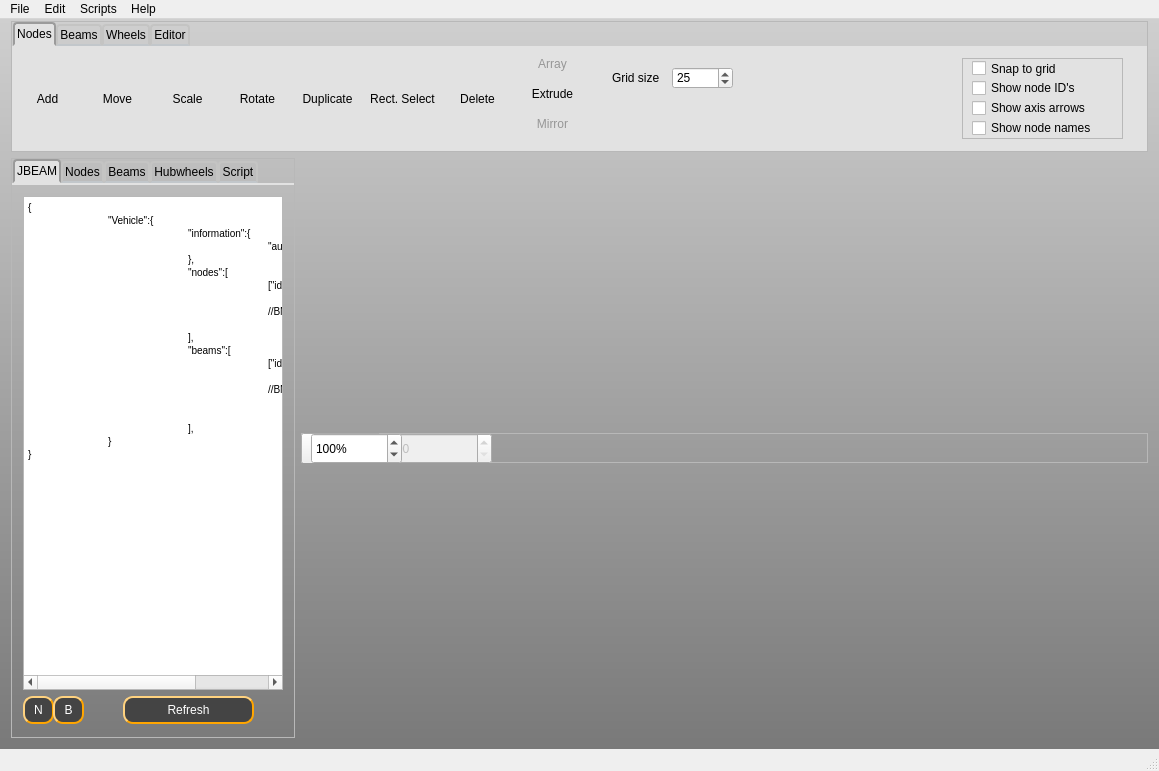
Before: the Qt Designer form source/mainwindow.ui in RORMasa/NodeBeamEditor, drawn with Qt 5.
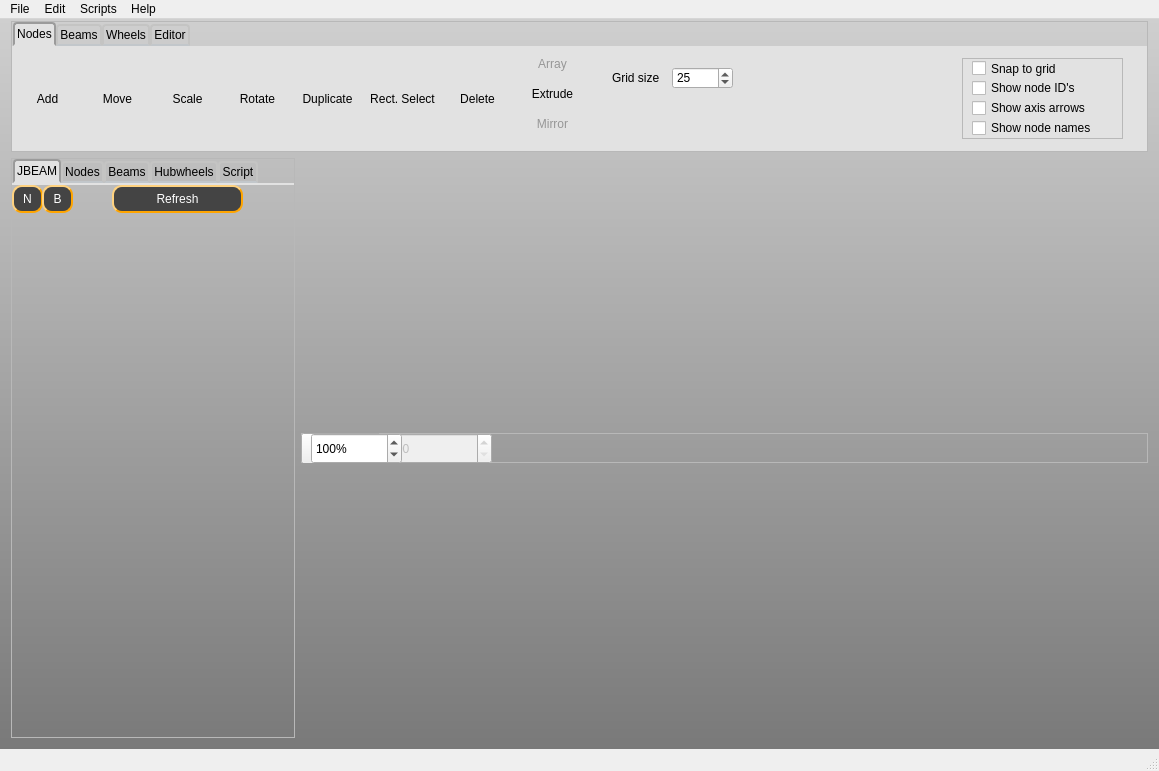
After: the same form once the commit is applied. Icons and pictures are not drawn.

Commit message:
JBEAM textbox and parsing error with linenumbers
Added linenumbers to JBEAM textbox. Parse error tells at which line the
error occured.

Added application icon.

What changed in the file:
```diff
--- a/source/mainwindow.ui
+++ b/source/mainwindow.ui
@@ -1554,42 +1554,18 @@
              <string>JBEAM</string>
             </attribute>
             <layout class="QVBoxLayout" name="verticalLayout_9">
-             <item>
-              <widget class="QTextEdit" name="textEdit_JBEAM">
-               <property name="horizontalScrollBarPolicy">
-                <enum>Qt::ScrollBarAlwaysOn</enum>
-               </property>
-               <property name="lineWrapMode">
-                <enum>QTextEdit::NoWrap</enum>
-               </property>
-               <property name="html">
-                <string>&lt;!DOCTYPE HTML PUBLIC &quot;-//W3C//DTD HTML 4.0//EN&quot; &quot;http://www.w3.org/TR/REC-html40/strict.dtd&quot;&gt;
-&lt;html&gt;&lt;head&gt;&lt;meta name=&quot;qrichtext&quot; content=&quot;1&quot; /&gt;&lt;style type=&quot;text/css&quot;&gt;
-p, li { white-space: pre-wrap; }
-&lt;/style&gt;&lt;/head&gt;&lt;body style=&quot; font-family:'MS Shell Dlg 2'; font-size:7.8pt; font-weight:400; font-style:normal;&quot;&gt;
-&lt;p style=&quot; margin-top:0px; margin-bottom:0px; margin-left:0px; margin-right:0px; -qt-block-indent:0; text-indent:0px;&quot;&gt;{&lt;/p&gt;
-&lt;p style=&quot; margin-top:0px; margin-bottom:0px; margin-left:0px; margin-right:0px; -qt-block-indent:0; text-indent:0px;&quot;&gt;	&amp;quot;Vehicle&amp;quot;:{&lt;/p&gt;
-&lt;p style=&quot; margin-top:0px; margin-bottom:0px; margin-left:0px; margin-right:0px; -qt-block-indent:0; text-indent:0px;&quot;&gt;		&amp;quot;information&amp;quot;:{&lt;/p&gt;
-&lt;p style=&quot; margin-top:0px; margin-bottom:0px; margin-left:0px; margin-right:0px; -qt-block-indent:0; text-indent:0px;&quot;&gt;			&amp;quot;authors&amp;quot;:&amp;quot;Your name&amp;quot;      &lt;/p&gt;
-&lt;p style=&quot; margin-top:0px; margin-bottom:0px; margin-left:0px; margin-right:0px; -qt-block-indent:0; text-indent:0px;&quot;&gt;		},&lt;/p&gt;
-&lt;p style=&quot; margin-top:0px; margin-bottom:0px; margin-left:0px; margin-right:0px; -qt-block-indent:0; text-indent:0px;&quot;&gt;		&amp;quot;nodes&amp;quot;:[&lt;/p&gt;
-&lt;p style=&quot; margin-top:0px; margin-bottom:0px; margin-left:0px; margin-right:0px; -qt-block-indent:0; text-indent:0px;&quot;&gt;			[&amp;quot;id&amp;quot;, &amp;quot;posX&amp;quot;, &amp;quot;posY&amp;quot;, &amp;quot;posZ&amp;quot;],&lt;/p&gt;
-&lt;p style=&quot;-qt-paragraph-type:empty; margin-top:0px; margin-bottom:0px; margin-left:0px; margin-right:0px; -qt-block-indent:0; text-indent:0px;&quot;&gt;&lt;br /&gt;&lt;/p&gt;
-&lt;p style=&quot; margin-top:0px; margin-bottom:0px; margin-left:0px; margin-right:0px; -qt-block-indent:0; text-indent:0px;&quot;&gt;			//BNEnodes&lt;/p&gt;
-&lt;p style=&quot;-qt-paragraph-type:empty; margin-top:0px; margin-bottom:0px; margin-left:0px; margin-right:0px; -qt-block-indent:0; text-indent:0px;&quot;&gt;&lt;br /&gt;&lt;/p&gt;
-&lt;p style=&quot; margin-top:0px; margin-bottom:0px; margin-left:0px; margin-right:0px; -qt-block-indent:0; text-indent:0px;&quot;&gt;		],&lt;/p&gt;
-&lt;p style=&quot; margin-top:0px; margin-bottom:0px; margin-left:0px; margin-right:0px; -qt-block-indent:0; text-indent:0px;&quot;&gt;		&amp;quot;beams&amp;quot;:[&lt;/p&gt;
-&lt;p style=&quot; margin-top:0px; margin-bottom:0px; margin-left:0px; margin-right:0px; -qt-block-indent:0; text-indent:0px;&quot;&gt;			[&amp;quot;id1:&amp;quot;, &amp;quot;id2:&amp;quot;],&lt;/p&gt;
-&lt;p style=&quot;-qt-paragraph-type:empty; margin-top:0px; margin-bottom:0px; margin-left:0px; margin-right:0px; -qt-block-indent:0; text-indent:0px;&quot;&gt;&lt;br /&gt;&lt;/p&gt;
-&lt;p style=&quot; margin-top:0px; margin-bottom:0px; margin-left:0px; margin-right:0px; -qt-block-indent:0; text-indent:0px;&quot;&gt;			//BNEbeams&lt;/p&gt;
-&lt;p style=&quot;-qt-paragraph-type:empty; margin-top:0px; margin-bottom:0px; margin-left:0px; margin-right:0px; -qt-block-indent:0; text-indent:0px;&quot;&gt;&lt;br /&gt;&lt;/p&gt;
-&lt;p style=&quot;-qt-paragraph-type:empty; margin-top:0px; margin-bottom:0px; margin-left:0px; margin-right:0px; -qt-block-indent:0; text-indent:0px;&quot;&gt;&lt;br /&gt;&lt;/p&gt;
-&lt;p style=&quot; margin-top:0px; margin-bottom:0px; margin-left:0px; margin-right:0px; -qt-block-indent:0; text-indent:0px;&quot;&gt;		],&lt;/p&gt;
-&lt;p style=&quot; margin-top:0px; margin-bottom:0px; margin-left:0px; margin-right:0px; -qt-block-indent:0; text-indent:0px;&quot;&gt;	}&lt;/p&gt;
-&lt;p style=&quot; margin-top:0px; margin-bottom:0px; margin-left:0px; margin-right:0px; -qt-block-indent:0; text-indent:0px;&quot;&gt;}&lt;/p&gt;&lt;/body&gt;&lt;/html&gt;</string>
-               </property>
-              </widget>
-             </item>
+             <property name="leftMargin">
+              <number>0</number>
+             </property>
+             <property name="topMargin">
+              <number>0</number>
+             </property>
+             <property name="rightMargin">
+              <number>0</number>
+             </property>
+             <property name="bottomMargin">
+              <number>0</number>
+             </property>
              <item>
               <widget class="QWidget" name="widget" native="true">
                <property name="minimumSize">
```
The commit also changes 8 other files.
